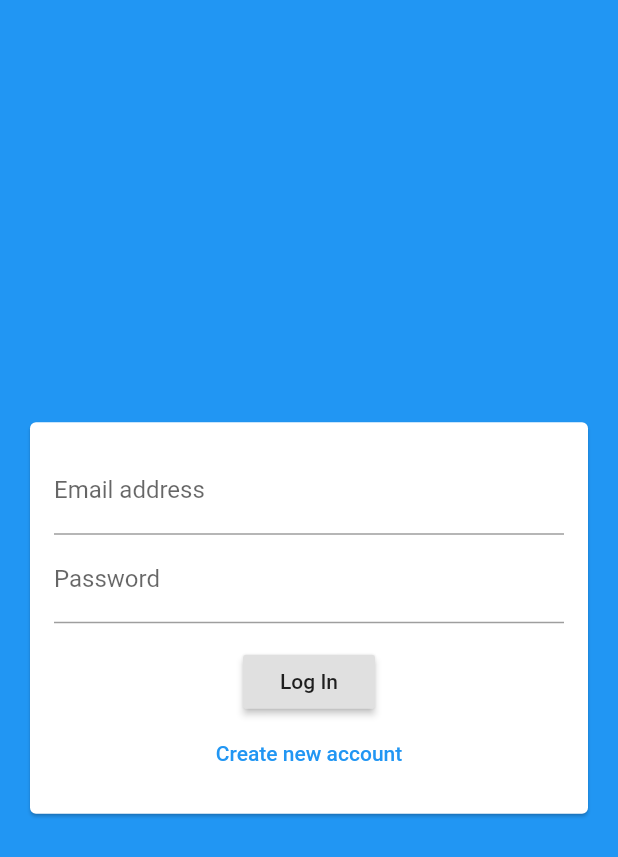
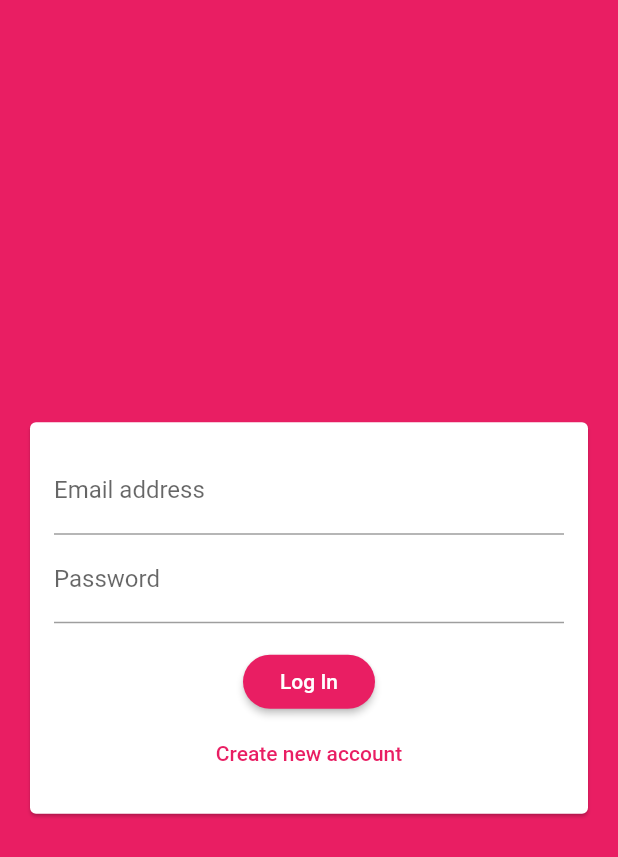
Before and after one commit to eloicasamayor/chat_app, a Flutter app: the screen it shows after launch, on a phone screen of 412 x 824 dp. Shown: the top 857 px of the screen. Run offline on Flutter 3.47's test engine with Material 2 defaults, Android fonts, the phone set to English and light mode, and no system bars; our stand-ins replace cloud_firestore, firebase_auth, firebase_core; accounts and stored records are empty.

```diff
--- a/lib/main.dart
+++ b/lib/main.dart
@@ -1,5 +1,6 @@
 import 'package:chat_app/screens/auth_screen.dart';
 import 'package:chat_app/screens/chat_screen.dart';
+import 'package:firebase_auth/firebase_auth.dart';
 import 'package:flutter/material.dart';
 // Import the firebase_core plugin
 import 'package:firebase_core/firebase_core.dart';
@@ -17,9 +18,22 @@ class MyApp extends StatelessWidget {
     return MaterialApp(
       title: 'Flutter Chat',
       theme: ThemeData(
-        primarySwatch: Colors.blue,
-      ),
-      home: AuthScreen(),
+          primarySwatch: Colors.pink,
+          backgroundColor: Colors.pink,
+          accentColor: Colors.deepPurple,
+          buttonTheme: ButtonTheme.of(context).copyWith(
+              buttonColor: Colors.pink,
+              textTheme: ButtonTextTheme.primary,
+              shape: RoundedRectangleBorder(
+                  borderRadius: BorderRadius.circular(20)))),
+      home: StreamBuilder(
+          stream: FirebaseAuth.instance.authStateChanges(),
+          builder: (ctx, userSnapshot) {
+            if (userSnapshot.hasData) {
+              return ChatScreen();
+            }
+            return AuthScreen();
+          }),
     );
   }
 }
--- a/lib/screens/auth_screen.dart
+++ b/lib/screens/auth_screen.dart
@@ -1,3 +1,4 @@
+import 'package:cloud_firestore/cloud_firestore.dart';
 import 'package:flutter/material.dart';
 import 'package:firebase_auth/firebase_auth.dart';
 import '../widgets/auth/auth_form.dart';
@@ -11,6 +12,7 @@ class AuthScreen extends StatefulWidget {
 
 class _AuthScreenState extends State<AuthScreen> {
   final _auth = FirebaseAuth.instance;
+  var _isLoading = false;
 
   void _submitAuthForm(
     String email,
@@ -22,6 +24,9 @@ class _AuthScreenState extends State<AuthScreen> {
     UserCredential authResult;
 
     try {
+      setState(() {
+        _isLoading = true;
+      });
       if (isLogin) {
         authResult = await _auth.signInWithEmailAndPassword(
           email: email,
@@ -32,20 +37,28 @@ class _AuthScreenState extends State<AuthScreen> {
           email: email,
           password: password,
         );
+        FirebaseFirestore.instance
+            .collection('users')
+            .doc(authResult.user!.uid)
+            .set({
+          'username': username,
+          'email': email,
+        });
       }
     } on FirebaseAuthException catch (err) {
       var message = 'An error occurred, please chech credentials';
       if (err.message != null) {
         message = err.message.toString();
       }
-      print(email);
-      print(password);
       Scaffold.of(ctx).showSnackBar(
         SnackBar(
           content: Text(message),
           backgroundColor: Theme.of(ctx).errorColor,
         ),
       );
+      setState(() {
+        _isLoading = false;
+      });
     }
   }
 
@@ -53,7 +66,10 @@ class _AuthScreenState extends State<AuthScreen> {
   Widget build(BuildContext context) {
     return Scaffold(
       backgroundColor: Theme.of(context).primaryColor,
-      body: AuthForm(_submitAuthForm),
+      body: AuthForm(
+        _submitAuthForm,
+        _isLoading,
+      ),
     );
   }
 }
--- a/lib/widgets/auth/auth_form.dart
+++ b/lib/widgets/auth/auth_form.dart
@@ -8,8 +8,9 @@ class AuthForm extends StatefulWidget {
     bool isLogin,
     BuildContext ctx,
   ) submitFn;
+  final bool isLoading;
 
-  AuthForm(this.submitFn);
+  AuthForm(this.submitFn, this.isLoading);
 
   @override
   _AuthFormState createState() => _AuthFormState();
@@ -105,11 +106,15 @@ class _AuthFormState extends State<AuthForm> {
                   SizedBox(
                     height: 15,
                   ),
-                  RaisedButton(
+                  widget.isLoading
+                      ? CircularProgressIndicator()
+                      : RaisedButton(
                           onPressed: _trySubmit,
                           child: Text(_isLogin ? 'Log In' : 'Sign Up'),
                         ),
-                  FlatButton(
+                  widget.isLoading
+                      ? Container()
+                      : FlatButton(
                           onPressed: () {
                             setState(() {
                               _isLogin = !_isLogin;
```
Also changed, not shown: lib/screens/chat_screen.dart (+12 -0 lines). Lines whose indentation alone changed are shown as unchanged.
